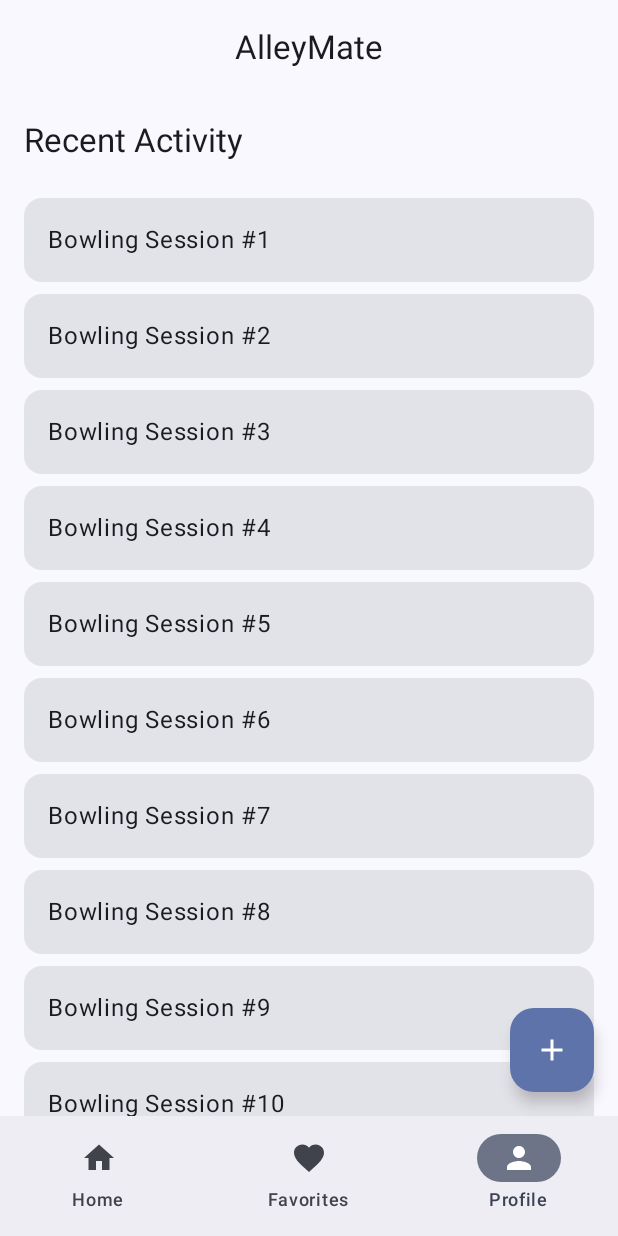
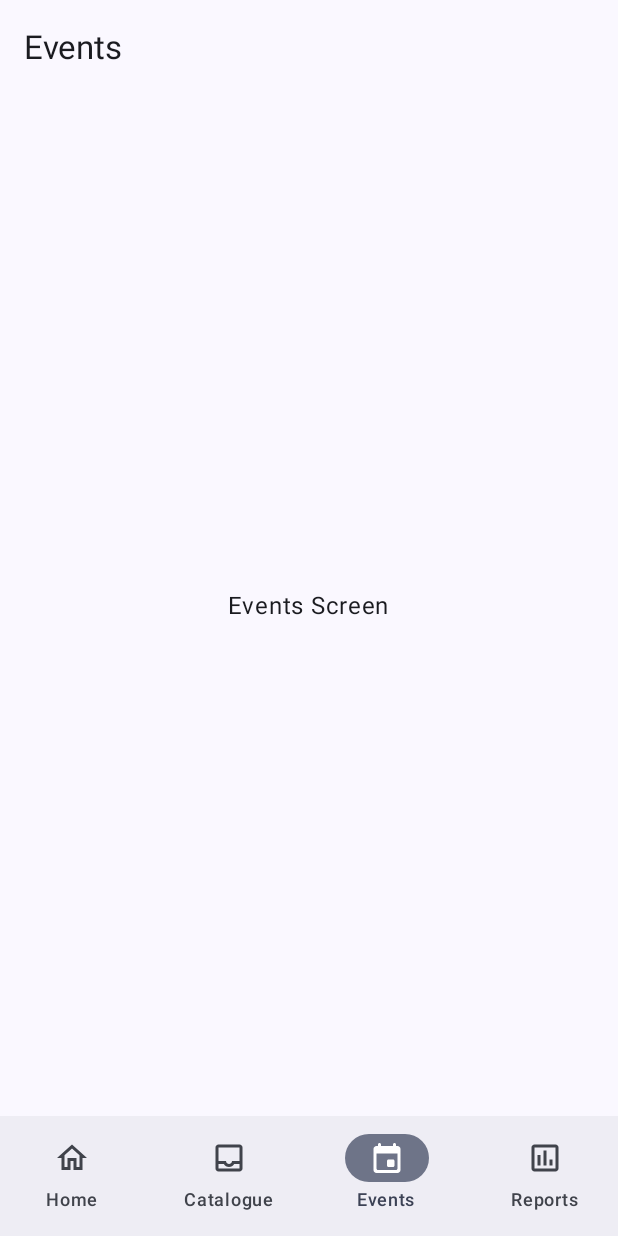
Before and after one commit to guesswhatisaac/Alleymate, an Android app built with Jetpack Compose: the screen it shows after launch (MainActivity), item 3 of the bottom bar chosen, on a phone screen of 412 x 824 dp. Run offline under Robolectric (Android 15) with nearby library versions, the phone set to English and light mode, and no system bars.

Commit message:
Refactor: Implement navigation and screen structure
This commit introduces a navigation system and reorganizes the UI into separate screens.

- Added `MainScreen.kt` to manage top-level navigation and layout.
- Created individual screen composables: `HomeScreen.kt`, `CatalogueScreen.kt`, `EventsScreen.kt`, and `ReportsScreen.kt`.
- Implemented `BottomNavBar.kt` and `TopBar.kt` as reusable components.
- Defined navigation routes in `Screen.kt`.
- Updated `MainActivity.kt` to launch `MainScreen`.
- Removed old `HomePage.kt` and `MainActivity.kt` (previously under `ui.screenHomepage`).
- Updated dependencies in `build.gradle.kts` and `libs.versions.toml` to support navigation and new Material components.
- Modified `AndroidManifest.xml` to reflect the new `MainActivity` and set `windowSoftInputMode`.

```diff
--- a/app/src/main/AndroidManifest.xml
+++ b/app/src/main/AndroidManifest.xml
@@ -13,8 +13,9 @@
         android:theme="@style/Theme.Alleymate"
         tools:targetApi="31">
         <activity
-            android:name=".ui.screenHomepage.MainActivity"
-            android:exported="true">
+            android:name=".MainActivity"
+            android:exported="true"
+            android:windowSoftInputMode="adjustResize">
             <intent-filter>
                 <action android:name="android.intent.action.MAIN" />
 
--- /dev/null
+++ b/app/src/main/java/com/mobdeve/s18/roman/isaacnathan/alleymate/MainActivity.kt
@@ -0,0 +1,20 @@
+package com.mobdeve.s18.roman.isaacnathan.alleymate
+
+import android.os.Bundle
+import androidx.activity.ComponentActivity
+import androidx.activity.compose.setContent
+import androidx.activity.enableEdgeToEdge
+import com.mobdeve.s18.roman.isaacnathan.alleymate.theme.AlleyMateTheme
+import com.mobdeve.s18.roman.isaacnathan.alleymate.ui.MainScreen
+
+class MainActivity : ComponentActivity() {
+    override fun onCreate(savedInstanceState: Bundle?) {
+        super.onCreate(savedInstanceState)
+        enableEdgeToEdge()
+        setContent {
+            AlleyMateTheme {
+                MainScreen()
+            }
+        }
+    }
+}
--- /dev/null
+++ b/app/src/main/java/com/mobdeve/s18/roman/isaacnathan/alleymate/common/components/BottomNavBar.kt
@@ -0,0 +1,55 @@
+package com.mobdeve.s18.roman.isaacnathan.alleymate.common.components
+
+import androidx.compose.material.icons.Icons
+import androidx.compose.material.icons.outlined.Assessment
+import androidx.compose.material.icons.outlined.Event
+import androidx.compose.material.icons.outlined.Home
+import androidx.compose.material.icons.outlined.Inbox
+import androidx.compose.material.icons.rounded.Assessment
+import androidx.compose.material.icons.rounded.Event
+import androidx.compose.material.icons.rounded.Home
+import androidx.compose.material.icons.rounded.Inbox
+import androidx.compose.material3.Icon
+import androidx.compose.material3.NavigationBar
+import androidx.compose.material3.NavigationBarItem
+import androidx.compose.material3.Text
+import androidx.compose.runtime.Composable
+import androidx.compose.ui.graphics.vector.ImageVector
+import com.mobdeve.s18.roman.isaacnathan.alleymate.common.navigation.Screen
+
+data class BottomNavItem(
+    val label: String,
+    val route: String,
+    val selectedIcon: ImageVector,
+    val unselectedIcon: ImageVector
+)
+
+@Composable
+fun BottomNavBar(
+    currentRoute: String?,
+    onItemSelected: (String) -> Unit
+) {
+    val items = listOf(
+        BottomNavItem("Home", Screen.Home.route, Icons.Rounded.Home, Icons.Outlined.Home),
+        BottomNavItem("Catalogue", Screen.Catalogue.route, Icons.Rounded.Inbox, Icons.Outlined.Inbox),
+        BottomNavItem("Events", Screen.Events.route, Icons.Rounded.Event, Icons.Outlined.Event),
+        BottomNavItem("Reports", Screen.Reports.route, Icons.Rounded.Assessment, Icons.Outlined.Assessment)
+    )
+
+    NavigationBar {
+        items.forEach { item ->
+            val isSelected = currentRoute == item.route
+            NavigationBarItem(
+                selected = isSelected,
+                onClick = { onItemSelected(item.route) },
+                label = { Text(text = item.label) },
+                icon = {
+                    Icon(
+                        imageVector = if (isSelected) item.selectedIcon else item.unselectedIcon,
+                        contentDescription = "${item.label} Icon"
+                    )
+                }
+            )
+        }
+    }
+}
--- /dev/null
+++ b/app/src/main/java/com/mobdeve/s18/roman/isaacnathan/alleymate/common/components/TopBar.kt
@@ -0,0 +1,21 @@
+package com.mobdeve.s18.roman.isaacnathan.alleymate.common.components
+
+import androidx.compose.material3.ExperimentalMaterial3Api
+import androidx.compose.material3.Text
+import androidx.compose.material3.TopAppBar
+import androidx.compose.runtime.Composable
+import androidx.compose.ui.text.style.TextOverflow
+
+@OptIn(ExperimentalMaterial3Api::class)
+@Composable
+fun TopBar(title: String) {
+    TopAppBar(
+        title = {
+            Text(
+                text = title,
+                maxLines = 1,
+                overflow = TextOverflow.Ellipsis
+            )
+        }
+    )
+}
--- /dev/null
+++ b/app/src/main/java/com/mobdeve/s18/roman/isaacnathan/alleymate/common/navigation/Screen.kt
@@ -0,0 +1,8 @@
+package com.mobdeve.s18.roman.isaacnathan.alleymate.common.navigation
+
+sealed class Screen(val route: String, val title: String) {
+    data object Home : Screen("home_screen", "Alleymate")
+    data object Catalogue : Screen("catalogue_screen", "Catalogue")
+    data object Events : Screen("events_screen", "Events")
+    data object Reports : Screen("reports_screen", "Reports")
+}
--- /dev/null
+++ b/app/src/main/java/com/mobdeve/s18/roman/isaacnathan/alleymate/common/test.kt
@@ -0,0 +1,4 @@
+package com.mobdeve.s18.roman.isaacnathan.alleymate.common
+
+class test {
+}
--- /dev/null
+++ b/app/src/main/java/com/mobdeve/s18/roman/isaacnathan/alleymate/ui/MainScreen.kt
@@ -0,0 +1,66 @@
+package com.mobdeve.s18.roman.isaacnathan.alleymate.ui
+
+import androidx.compose.foundation.layout.padding
+import androidx.compose.material3.Scaffold
+import androidx.compose.runtime.Composable
+import androidx.compose.runtime.getValue
+import androidx.compose.ui.Modifier
+import androidx.navigation.compose.NavHost
+import androidx.navigation.compose.composable
+import androidx.navigation.compose.currentBackStackEntryAsState
+import androidx.navigation.compose.rememberNavController
+import com.mobdeve.s18.roman.isaacnathan.alleymate.common.components.BottomNavBar
+import com.mobdeve.s18.roman.isaacnathan.alleymate.common.components.TopBar
+import com.mobdeve.s18.roman.isaacnathan.alleymate.common.navigation.Screen
+import com.mobdeve.s18.roman.isaacnathan.alleymate.ui.catalogue.CatalogueScreen
+import com.mobdeve.s18.roman.isaacnathan.alleymate.ui.events.EventsScreen
+import com.mobdeve.s18.roman.isaacnathan.alleymate.ui.home.HomeScreen
+import com.mobdeve.s18.roman.isaacnathan.alleymate.ui.reports.ReportsScreen
+
+@Composable
+fun MainScreen() {
+    val navController = rememberNavController()
+    val navBackStackEntry by navController.currentBackStackEntryAsState()
+    val currentRoute = navBackStackEntry?.destination?.route
+
+    val screens = listOf(
+        Screen.Home,
+        Screen.Catalogue,
+        Screen.Events,
+        Screen.Reports
+    )
+
+    val currentScreen = screens.find { it.route == currentRoute } ?: Screen.Home
+
+    Scaffold(
+        topBar = {
+            TopBar(title = currentScreen.title)
+        },
+        bottomBar = {
+            BottomNavBar(
+                currentRoute = currentRoute,
+                onItemSelected = { route ->
+                    navController.navigate(route) {
+                        popUpTo(navController.graph.startDestinationId) {
+                            saveState = true
+                        }
+                        launchSingleTop = true
+                        restoreState = true
+                    }
+                }
+            )
+        }
+    ) { innerPadding ->
+        NavHost(
+            navController = navController,
+            startDestination = Screen.Home.route,
+            modifier = Modifier.padding(innerPadding)
+        ) {
+            // Your composable routes remain the same
+            composable(Screen.Home.route) { HomeScreen() }
+            composable(Screen.Catalogue.route) { CatalogueScreen() }
+            composable(Screen.Events.route) { EventsScreen() }
+            composable(Screen.Reports.route) { ReportsScreen() }
+        }
+    }
+}
--- /dev/null
+++ b/app/src/main/java/com/mobdeve/s18/roman/isaacnathan/alleymate/ui/events/EventsScreen.kt
@@ -0,0 +1,18 @@
+package com.mobdeve.s18.roman.isaacnathan.alleymate.ui.events
+
+import androidx.compose.foundation.layout.Box
+import androidx.compose.foundation.layout.fillMaxSize
+import androidx.compose.material3.Text
+import androidx.compose.runtime.Composable
+import androidx.compose.ui.Alignment
+import androidx.compose.ui.Modifier
+
+@Composable
+fun EventsScreen() {
+    Box(
+        modifier = Modifier.fillMaxSize(),
+        contentAlignment = Alignment.Center
+    ) {
+        Text(text = "Events Screen")
+    }
+}
--- /dev/null
+++ b/app/src/main/java/com/mobdeve/s18/roman/isaacnathan/alleymate/ui/home/HomeScreen.kt
@@ -0,0 +1,18 @@
+package com.mobdeve.s18.roman.isaacnathan.alleymate.ui.home
+
+import androidx.compose.foundation.layout.Box
+import androidx.compose.foundation.layout.fillMaxSize
+import androidx.compose.material3.Text
+import androidx.compose.runtime.Composable
+import androidx.compose.ui.Alignment
+import androidx.compose.ui.Modifier
+
+@Composable
+fun HomeScreen() {
+    Box(
+        modifier = Modifier.fillMaxSize(),
+        contentAlignment = Alignment.Center
+    ) {
+        Text("Home Screen Content")
+    }
+}
--- a/app/src/main/java/com/mobdeve/s18/roman/isaacnathan/alleymate/ui/screenHomepage/HomePage.kt
+++ /dev/null
@@ -1,141 +0,0 @@
-package com.mobdeve.s18.roman.isaacnathan.alleymate.ui.screenHomepage
-
-
-import androidx.compose.foundation.layout.Arrangement
-import androidx.compose.foundation.layout.PaddingValues
-import androidx.compose.foundation.layout.fillMaxWidth
-import androidx.compose.foundation.layout.padding
-import androidx.compose.foundation.lazy.LazyColumn
-import androidx.compose.foundation.lazy.items
-import androidx.compose.material.icons.Icons
-import androidx.compose.material.icons.filled.Add
-import androidx.compose.material.icons.filled.Favorite
-import androidx.compose.material.icons.filled.Home
-import androidx.compose.material.icons.filled.Person
-import androidx.compose.material3.Card
-import androidx.compose.material3.CenterAlignedTopAppBar
-import androidx.compose.material3.ExperimentalMaterial3Api
-import androidx.compose.material3.FloatingActionButton
-import androidx.compose.material3.Icon
-import androidx.compose.material3.MaterialTheme
-import androidx.compose.material3.NavigationBar
-import androidx.compose.material3.NavigationBarItem
-import androidx.compose.material3.Scaffold
-import androidx.compose.material3.Text
-import androidx.compose.runtime.Composable
-import androidx.compose.runtime.getValue
-import androidx.compose.runtime.mutableIntStateOf
-import androidx.compose.runtime.remember
-import androidx.compose.runtime.setValue
-import androidx.compose.ui.Modifier
-import androidx.compose.ui.text.style.TextOverflow
-import androidx.compose.ui.tooling.preview.Preview
-import androidx.compose.ui.unit.dp
-import com.mobdeve.s18.roman.isaacnathan.alleymate.theme.AlleyMateTheme
-
-@OptIn(ExperimentalMaterial3Api::class)
-@Composable
-fun HomePage() {
-    // State to keep track of the selected bottom navigation item
-    var selectedItemIndex by remember { mutableIntStateOf(0) }
-    val bottomNavItems = listOf("Home", "Favorites", "Profile")
-    val bottomNavIcons = listOf(Icons.Filled.Home, Icons.Filled.Favorite, Icons.Filled.Person)
-
-    // Scaffold provides the basic Material Design layout structure.
-    // It handles the positioning of AppBars, FABs, and content.
-    // The `content` lambda receives padding values that account for the
-    // space taken by the top and bottom bars, which is how we achieve
-    // a safe edge-to-edge layout.
-    Scaffold(
-        topBar = {
-            CenterAlignedTopAppBar(
-                title = {
-                    Text(
-                        "AlleyMate",
-                        maxLines = 1,
-                        overflow = TextOverflow.Ellipsis
-                    )
-                }
-            )
-        },
-        bottomBar = {
-            NavigationBar {
-                bottomNavItems.forEachIndexed { index, item ->
-                    NavigationBarItem(
-                        selected = selectedItemIndex == index,
-                        onClick = { selectedItemIndex = index },
-                        label = { Text(text = item) },
-                        icon = {
-                            Icon(
-                                imageVector = bottomNavIcons[index],
-                                contentDescription = "$item Icon"
-                            )
-                        }
-                    )
-                }
-            }
-        },
-        floatingActionButton = {
-            FloatingActionButton(onClick = { /* TODO: Handle Add Action */ }) {
-                Icon(Icons.Filled.Add, contentDescription = "Add")
-            }
-        }
-    ) { innerPadding ->
-        // Main content of the screen
-        // The `innerPadding` should be applied here to avoid content
-        // being drawn behind the top and bottom bars.
-        HomeScreenContent(
-            paddingValues = innerPadding
-        )
-    }
-}
-
-@Composable
-fun HomeScreenContent(paddingValues: PaddingValues) {
-    // A LazyColumn is the Compose equivalent of a RecyclerView.
-    // It's efficient for displaying long, scrollable lists.
-    val sampleData = (1..20).map { "Bowling Session #$it" }
-
-    LazyColumn(
-        modifier = Modifier
-            .padding(paddingValues) // Apply the padding from the Scaffold
-            .padding(horizontal = 16.dp), // Add some extra horizontal padding
-        verticalArrangement = Arrangement.spacedBy(8.dp) // Space between items
-    ) {
-        // A header item
-        item {
-            Text(
-                text = "Recent Activity",
-                style = MaterialTheme.typography.titleLarge,
-                modifier = Modifier.padding(vertical = 16.dp)
-            )
-        }
-
-        // The list of items
-        items(sampleData) { data ->
-            ContentCard(text = data)
-        }
-    }
-}
-
-@Composable
-fun ContentCard(text: String, modifier: Modifier = Modifier) {
-    Card(
-        modifier = modifier.fillMaxWidth()
-    ) {
-        Text(
-            text = text,
-            style = MaterialTheme.typography.bodyLarge,
-            modifier = Modifier.padding(16.dp)
-        )
-    }
-}
-
-
-@Preview(showBackground = true)
-@Composable
-fun HomePagePreview() {
-    AlleyMateTheme {
-        HomePage()
-    }
-}
--- a/app/src/main/java/com/mobdeve/s18/roman/isaacnathan/alleymate/ui/screenHomepage/MainActivity.kt
+++ /dev/null
@@ -1,33 +0,0 @@
-package com.mobdeve.s18.roman.isaacnathan.alleymate.ui.screenHomepage
-
-import android.os.Bundle
-import androidx.activity.ComponentActivity
-import androidx.activity.compose.setContent
-import androidx.activity.enableEdgeToEdge
-import androidx.compose.foundation.layout.fillMaxSize
-import androidx.compose.material3.MaterialTheme
-import androidx.compose.material3.Surface
-import androidx.compose.ui.Modifier
-import com.mobdeve.s18.roman.isaacnathan.alleymate.theme.AlleyMateTheme
-
-class MainActivity : ComponentActivity() {
-    override fun onCreate(savedInstanceState: Bundle?) {
-        super.onCreate(savedInstanceState)
-
-        // This enables the app to draw behind the system bars.
-        enableEdgeToEdge()
-
-        setContent {
-            AlleyMateTheme {
-                // A surface container using the 'background' color from the theme
-                Surface(
-                    modifier = Modifier.fillMaxSize(),
-                    color = MaterialTheme.colorScheme.background
-                ) {
-                    // This is your main UI screen
-                    HomePage()
-                }
-            }
-        }
-    }
-}
--- a/app/src/main/res/layout/activity_main.xml
+++ b/app/src/main/res/layout/activity_main.xml
@@ -5,7 +5,7 @@
     android:id="@+id/main"
     android:layout_width="match_parent"
     android:layout_height="match_parent"
-    tools:context=".ui.screenHomepage.MainActivity">
+    tools:context=".ui.home.MainActivity">
 
     <TextView
         android:layout_width="wrap_content"
```
Also changed, not shown: app/build.gradle.kts (+14 -12 lines), app/src/main/java/com/mobdeve/s18/roman/isaacnathan/alleymate/ui/reports/ReportsScreen.kt (added, +18 -0 lines), gradle/libs.versions.toml (+17 -1 lines).
